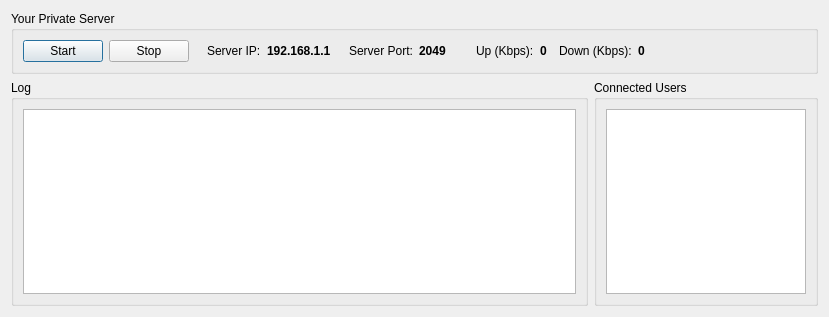
Before: the Qt Designer form src/Common/gui/PrivateServerWindow.ui in elieserdejesus/JamTaba, drawn with Qt 5.
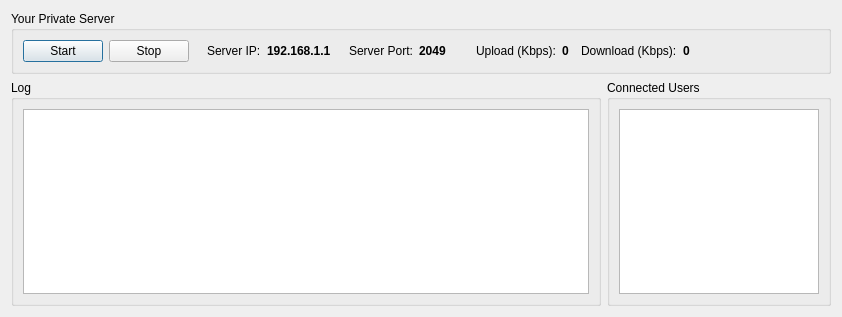
After: the same form once the commit is applied.

Commit message: Making PrivateServerWindow strings translatable

```diff
--- a/src/Common/gui/PrivateServerWindow.ui
+++ b/src/Common/gui/PrivateServerWindow.ui
@@ -6,7 +6,7 @@
    <rect>
     <x>0</x>
     <y>0</y>
-    <width>829</width>
+    <width>842</width>
     <height>317</height>
    </rect>
   </property>
@@ -155,7 +155,7 @@
       <item>
        <widget class="QLabel" name="labelUpload">
         <property name="text">
-         <string notr="true">Up (Kbps):</string>
+         <string>Upload (Kbps):</string>
         </property>
        </widget>
       </item>
@@ -191,7 +191,7 @@
       <item>
        <widget class="QLabel" name="labelDownload">
         <property name="text">
-         <string notr="true">Down (Kbps):</string>
+         <string>Download (Kbps):</string>
         </property>
        </widget>
       </item>
```
Left out of the diff: 14 changed lines with no effect on the pictures. The commit also changes 8 other files.
